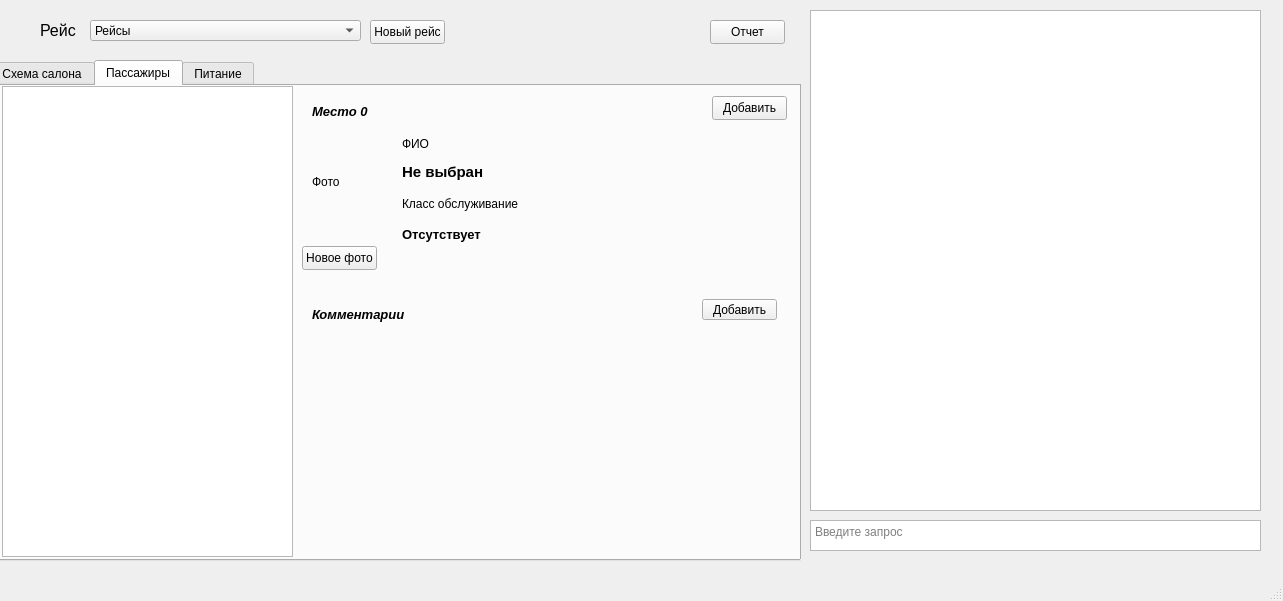
Qt form Source/Design/window.ui (ViktorUzikov/CabinDeck2) before a commit.
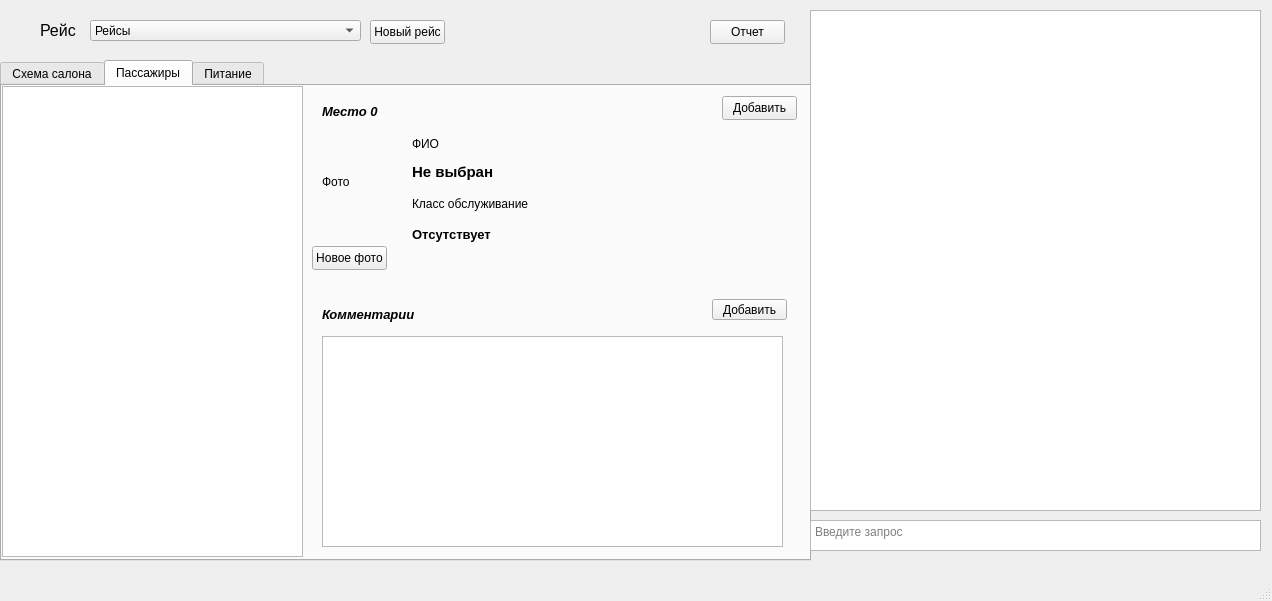
The same form after that commit. The open tabs and pages were chosen to show the change.

```diff
--- a/Source/Design/window.ui
+++ b/Source/Design/window.ui
@@ -6,7 +6,7 @@
    <rect>
     <x>0</x>
     <y>0</y>
-    <width>1283</width>
+    <width>1272</width>
     <height>601</height>
    </rect>
   </property>
@@ -17,7 +17,7 @@
    <widget class="QTabWidget" name="tabWidget">
     <property name="geometry">
      <rect>
-      <x>-10</x>
+      <x>0</x>
       <y>60</y>
       <width>811</width>
       <height>501</height>
@@ -212,9 +212,9 @@
      <widget class="QWidget" name="verticalLayoutWidget_2">
       <property name="geometry">
        <rect>
-        <x>10</x>
+        <x>0</x>
         <y>0</y>
-        <width>291</width>
+        <width>301</width>
         <height>471</height>
        </rect>
       </property>
@@ -354,17 +354,6 @@
        <string>Место 0</string>
       </property>
      </widget>
-     <widget class="QWidget" name="verticalLayoutWidget_3">
-      <property name="geometry">
-       <rect>
-        <x>320</x>
-        <y>250</y>
-        <width>461</width>
-        <height>211</height>
-       </rect>
-      </property>
-      <layout class="QVBoxLayout" name="comments_in_passengers"/>
-     </widget>
      <widget class="QLabel" name="name_label_in_passengers">
       <property name="geometry">
        <rect>
@@ -391,6 +380,16 @@
        <string>Добавить</string>
       </property>
      </widget>
+     <widget class="QListView" name="comments_in_passengers">
+      <property name="geometry">
+       <rect>
+        <x>320</x>
+        <y>250</y>
+        <width>461</width>
+        <height>211</height>
+       </rect>
+      </property>
+     </widget>
     </widget>
     <widget class="QWidget" name="food_tab">
      <attribute name="title">
```
Left out of the diff: 15 changed lines with no effect on the pictures.
